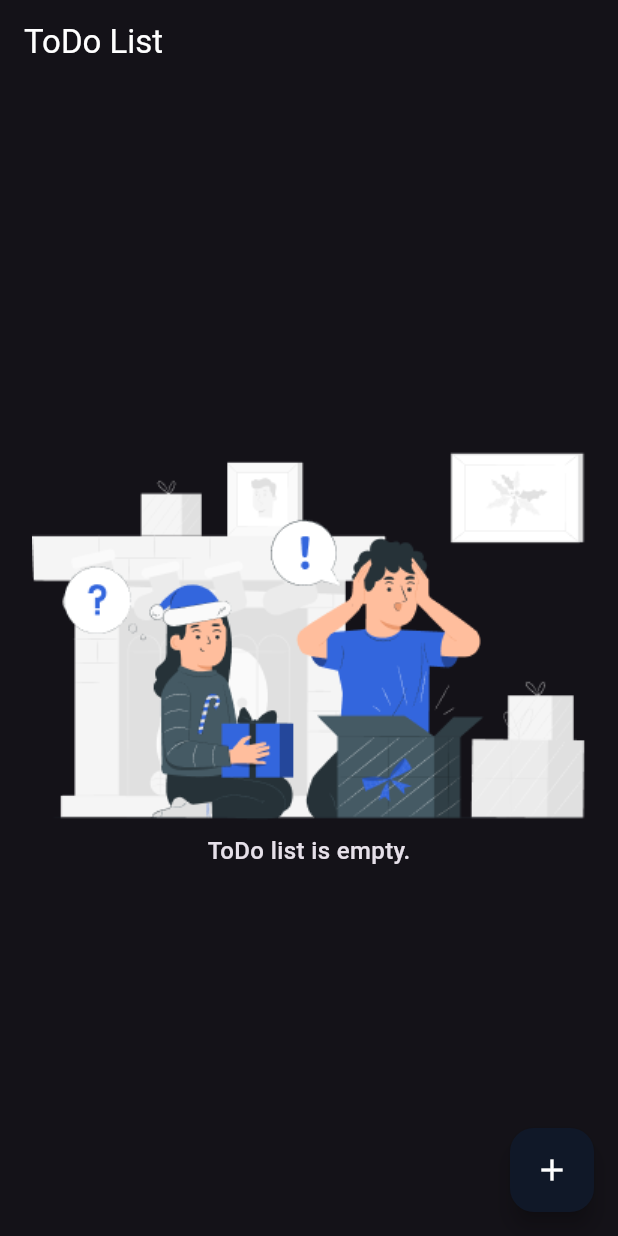
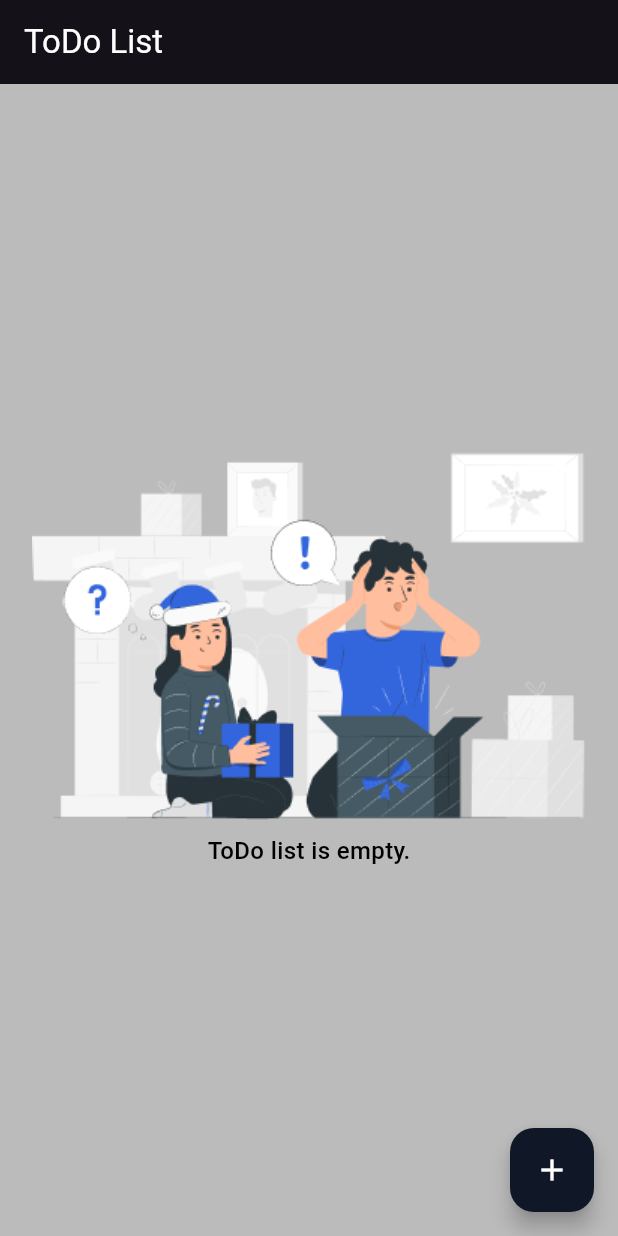
Before and after one commit to prakash9630/ToDo, a Flutter app: the screen it shows after launch, on a phone screen of 412 x 824 dp. Run offline on Flutter 3.47's test engine with Material 3 defaults, Android fonts, the phone set to English and light mode, and no system bars; our stand-ins replace flutter_riverpod, flutter_screenutil, fluttertoast, get_it, shared_preferences.

Commit message:
some color changes were made in main screen

```diff
--- a/lib/to_do/screen/to_do_screen.dart
+++ b/lib/to_do/screen/to_do_screen.dart
@@ -38,6 +38,7 @@ class ToDoScreen extends ConsumerWidget {
           color: AppColors.white,
         ),
       ),
+      backgroundColor: AppColors.secondaryColor,
       body: tasks!.isNotEmpty
           ? Row(
             children: provider.status.asMap().entries.map((entry) {
@@ -52,7 +53,7 @@ class ToDoScreen extends ConsumerWidget {
                 10.verticalSpace,
                 Text(
                   "ToDo list is empty.",
-                  style: w5f16(),
+                  style: w5f16(AppColors.black),
                 )
               ],
             )),
```
